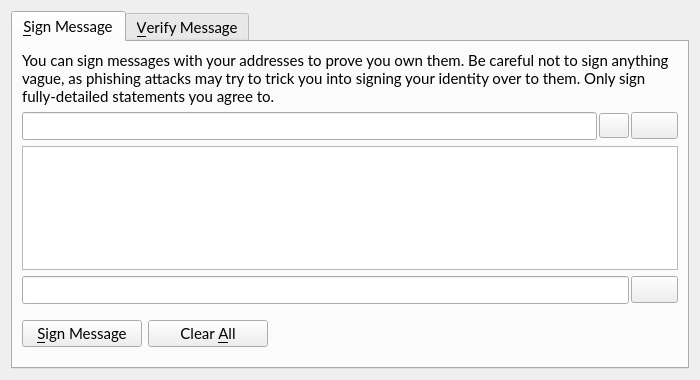
The window that src/qt/forms/signverifymessagedialog.ui (VeriConomy/vericoin) describes before a commit, drawn with Qt 5.
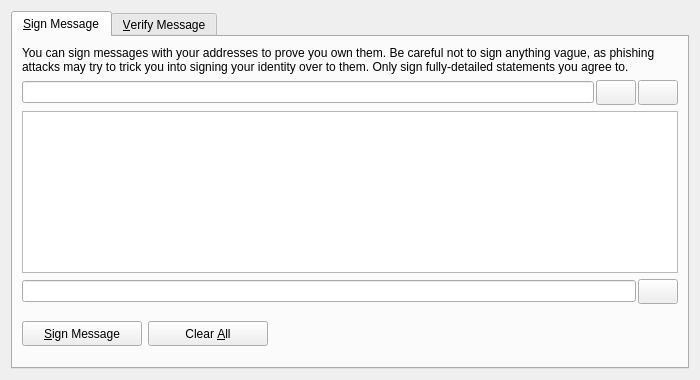
The same window after the commit. Icons and pictures are not drawn. Custom widgets are drawn as their Qt base class.

Commit message: more on mac fonts

The edit to the form file:
```diff
--- a/src/qt/forms/signverifymessagedialog.ui
+++ b/src/qt/forms/signverifymessagedialog.ui
@@ -10,12 +10,6 @@
     <height>380</height>
    </rect>
   </property>
-  <property name="font">
-   <font>
-    <family>Lato</family>
-    <pointsize>11</pointsize>
-   </font>
-  </property>
   <property name="windowTitle">
    <string>Signatures - Sign / Verify a Message</string>
   </property>
@@ -25,11 +19,6 @@
   <layout class="QVBoxLayout" name="verticalLayout">
    <item>
     <widget class="QTabWidget" name="tabWidget">
-     <property name="font">
-      <font>
-       <family>Lato</family>
-      </font>
-     </property>
      <property name="currentIndex">
       <number>0</number>
      </property>
@@ -40,12 +29,6 @@
       <layout class="QVBoxLayout" name="verticalLayout_SM">
        <item>
         <widget class="QLabel" name="infoLabel_SM">
-         <property name="font">
-          <font>
-           <family>Lato</family>
-           <pointsize>11</pointsize>
-          </font>
-         </property>
          <property name="text">
           <string>You can sign messages with your addresses to prove you own them. Be careful not to sign anything vague, as phishing attacks may try to trick you into signing your identity over to them. Only sign fully-detailed statements you agree to.</string>
          </property>
@@ -64,11 +47,6 @@
          </property>
          <item>
           <widget class="QValidatedLineEdit" name="addressIn_SM">
-           <property name="font">
-            <font>
-             <pointsize>12</pointsize>
-            </font>
-           </property>
            <property name="toolTip">
             <string>The address to sign the message with (e.g. VTHZfUg11wEJmSgBLUcmCKGYekuqFcGHQq)</string>
            </property>
@@ -85,12 +63,6 @@
              <height>25</height>
             </size>
            </property>
-           <property name="font">
-            <font>
-             <family>Lato</family>
-             <pointsize>6</pointsize>
-            </font>
-           </property>
            <property name="toolTip">
             <string>Choose an address from the address book</string>
            </property>
@@ -163,12 +135,6 @@
          </property>
          <item>
           <widget class="QLineEdit" name="signatureOut_SM">
-           <property name="font">
-            <font>
-             <pointsize>12</pointsize>
-             <italic>true</italic>
-            </font>
-           </property>
            <property name="readOnly">
             <bool>true</bool>
            </property>
@@ -215,11 +181,6 @@
              <height>25</height>
             </size>
            </property>
-           <property name="font">
-            <font>
-             <pointsize>11</pointsize>
-            </font>
-           </property>
            <property name="toolTip">
             <string>Sign the message to prove you own this VeriCoin address</string>
            </property>
@@ -249,11 +210,6 @@
              <height>25</height>
             </size>
            </property>
-           <property name="font">
-            <font>
-             <pointsize>11</pointsize>
-            </font>
-           </property>
            <property name="toolTip">
             <string>Reset all sign message fields</string>
            </property>
@@ -290,12 +246,6 @@
          </item>
          <item>
           <widget class="QLabel" name="statusLabel_SM">
-           <property name="font">
-            <font>
-             <weight>75</weight>
-             <bold>true</bold>
-            </font>
-           </property>
            <property name="text">
             <string/>
            </property>
```
Left out of the diff: 33 changed lines with no effect on the pictures. The commit also changes 32 other files.
